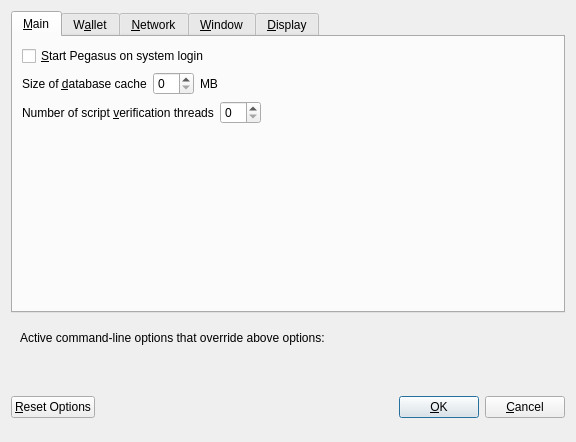
First picture: the form in src/qt/forms/optionsdialog.ui, repository peg-dev/pegasus, before the edit.
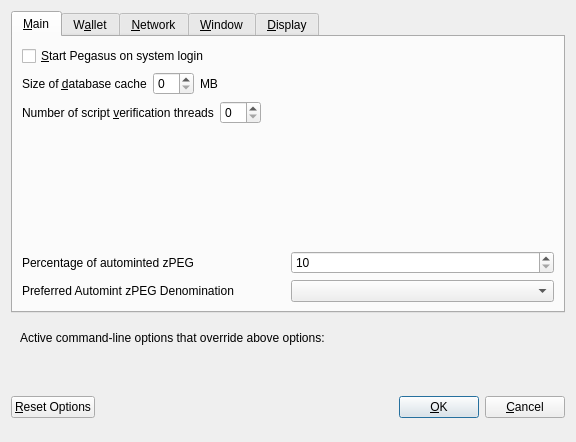
Second picture: the form after the edit. Custom widgets are drawn as their Qt base class.

```diff
--- a/src/qt/forms/optionsdialog.ui
+++ b/src/qt/forms/optionsdialog.ui
@@ -130,6 +130,72 @@
          </property>
         </spacer>
        </item>
+       <item>
+        <layout class="QHBoxLayout" name="horizontalLayout_3">
+         <item>
+          <widget class="QLabel" name="percentage_label">
+           <property name="toolTip">
+            <string>Percentage of incoming PEG which get automatically converted to zPEG via Zerocoin Protocol (min: 10%)</string>
+           </property>
+           <property name="text">
+            <string>Percentage of autominted zPEG</string>
+           </property>
+          </widget>
+         </item>
+         <item>
+          <widget class="QSpinBox" name="zeromintPercentage">
+           <property name="minimum">
+            <number>10</number>
+           </property>
+           <property name="maximum">
+            <number>100</number>
+           </property>
+          </widget>
+         </item>
+        </layout>
+       </item>
+       <item>
+        <layout class="QHBoxLayout" name="horizontalLayout" stretch="0,0">
+         <property name="sizeConstraint">
+          <enum>QLayout::SetFixedSize</enum>
+         </property>
+         <item>
+          <widget class="QLabel" name="labelPreferredDenom">
+           <property name="maximumSize">
+            <size>
+             <width>16777215</width>
+             <height>16777215</height>
+            </size>
+           </property>
+           <property name="toolTip">
+            <string>Wait with automatic conversion to Zerocoin until enough PEG for this denomination is available</string>
+           </property>
+           <property name="text">
+            <string>Preferred Automint zPEG Denomination</string>
+           </property>
+          </widget>
+         </item>
+         <item>
+          <widget class="QComboBox" name="preferredDenom">
+           <property name="maximumSize">
+            <size>
+             <width>16777215</width>
+             <height>27</height>
+            </size>
+           </property>
+           <property name="toolTip">
+            <string>Wait with automatic conversion to Zerocoin until enough PEG for this denomination is available</string>
+           </property>
+           <property name="maxVisibleItems">
+            <number>9</number>
+           </property>
+           <property name="maxCount">
+            <number>9</number>
+           </property>
+          </widget>
+         </item>
+        </layout>
+       </item>
       </layout>
      </widget>
      <widget class="QWidget" name="tabWallet">
```
Left out of the diff: 64 changed lines with no effect on the pictures.
